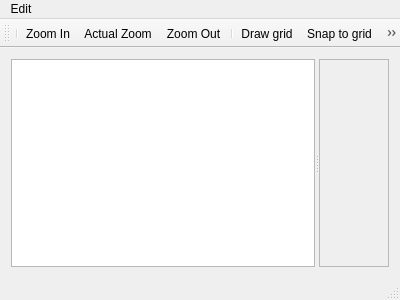
First picture: the form in mainwindow.ui, repository andryblack/Chipmunk-Sandbox, before the edit.
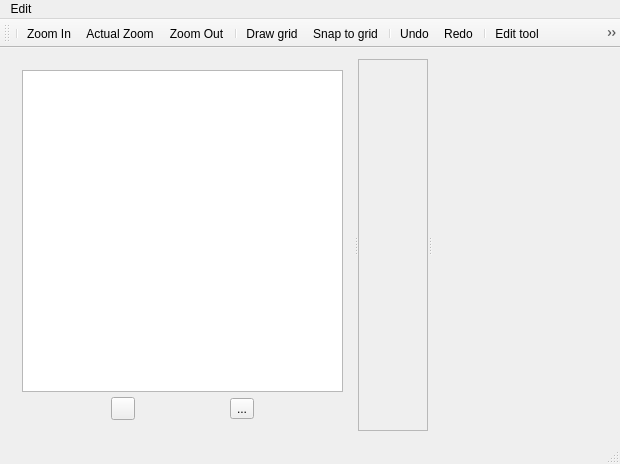
Second picture: the form after the edit. Icons and pictures are not drawn. Custom widgets are drawn as their Qt base class.

Commit message: PropertyBrowser and select by scene

The edit to the form file:
```diff
--- a/mainwindow.ui
+++ b/mainwindow.ui
@@ -6,21 +6,56 @@
    <rect>
     <x>0</x>
     <y>0</y>
-    <width>400</width>
-    <height>300</height>
+    <width>620</width>
+    <height>464</height>
    </rect>
   </property>
   <property name="windowTitle">
    <string>MainWindow</string>
   </property>
   <widget class="QWidget" name="centralWidget">
-   <layout class="QHBoxLayout" name="horizontalLayout">
+   <layout class="QVBoxLayout" name="verticalLayout_2">
     <item>
+     <widget class="QSplitter" name="splitter_2">
+      <property name="orientation">
+       <enum>Qt::Horizontal</enum>
+      </property>
      <widget class="QSplitter" name="splitter">
       <property name="orientation">
        <enum>Qt::Horizontal</enum>
       </property>
+       <widget class="QWidget" name="verticalLayoutWidget_2">
+        <layout class="QVBoxLayout" name="verticalLayout">
+         <property name="spacing">
+          <number>5</number>
+         </property>
+         <item>
       <widget class="QTreeView" name="treeView"/>
+         </item>
+         <item>
+          <layout class="QHBoxLayout" name="horizontalLayout_2">
+           <item>
+            <widget class="QToolButton" name="toolButton">
+             <property name="text">
+              <string/>
+             </property>
+             <property name="icon">
+              <iconset resource="icons.qrc">
+               <normaloff>:/icons/grid.png</normaloff>:/icons/grid.png</iconset>
+             </property>
+            </widget>
+           </item>
+           <item>
+            <widget class="QToolButton" name="toolButton_2">
+             <property name="text">
+              <string>...</string>
+             </property>
+            </widget>
+           </item>
+          </layout>
+         </item>
+        </layout>
+       </widget>
       <widget class="QScrollArea" name="scrollArea">
        <property name="widgetResizable">
         <bool>true</bool>
@@ -31,17 +66,24 @@
           <x>0</x>
           <y>0</y>
           <width>76</width>
-          <height>203</height>
+           <height>367</height>
          </rect>
         </property>
         <layout class="QGridLayout" name="gridLayout">
-         <item row="0" column="0">
+          <item row="0" column="1">
           <widget class="Canvas" name="canvasWidget" native="true"/>
          </item>
         </layout>
-        <zorder>splitter</zorder>
-        <zorder>canvasWidget</zorder>
-       </widget>
+        </widget>
+       </widget>
+      </widget>
+      <widget class="PropertyBrowser" name="propertyBrowser" native="true">
+       <property name="minimumSize">
+        <size>
+         <width>128</width>
+         <height>0</height>
+        </size>
+       </property>
       </widget>
      </widget>
     </item>
@@ -52,7 +94,7 @@
     <rect>
      <x>0</x>
      <y>0</y>
-     <width>400</width>
+     <width>620</width>
      <height>22</height>
     </rect>
    </property>
@@ -257,6 +299,12 @@
    <header>canvas.h</header>
    <container>1</container>
   </customwidget>
+  <customwidget>
+   <class>PropertyBrowser</class>
+   <extends>QWidget</extends>
+   <header>propertybrowser.h</header>
+   <container>1</container>
+  </customwidget>
  </customwidgets>
  <resources>
   <include location="icons.qrc"/>
```
Lines whose indentation alone changed are shown as unchanged. The commit also changes 50 other files.
